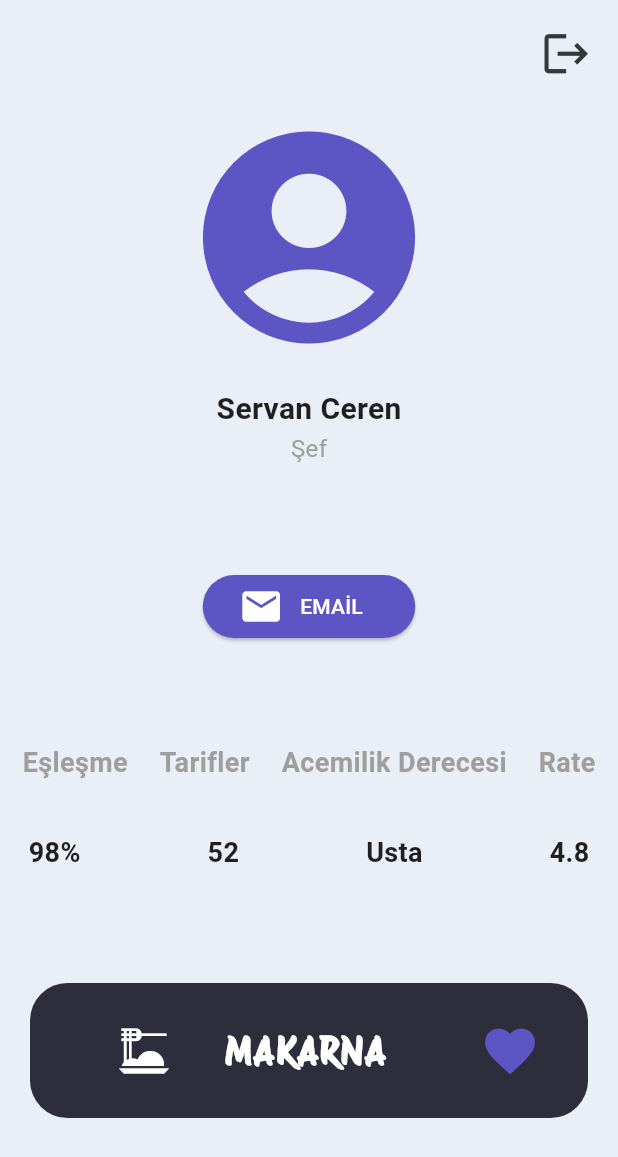
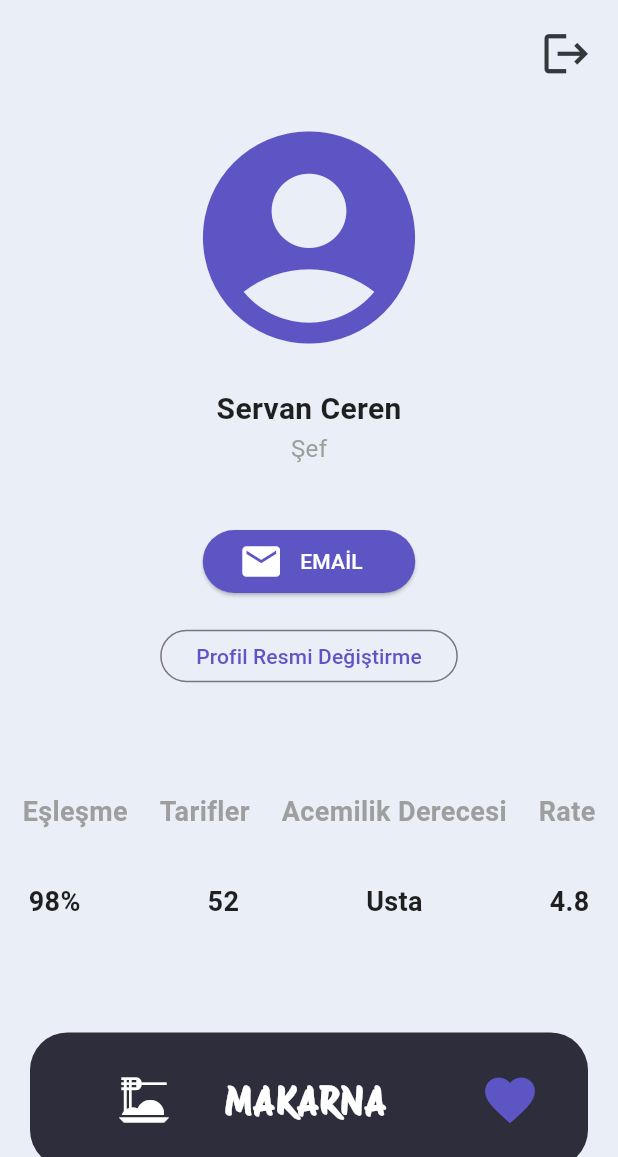
Before and after one commit to servan2161/yersen-, a Flutter app: the profile screen opened by its route, on a phone screen of 412 x 824 dp, the part 79-1236 px from its top. Run offline on Flutter 3.47's test engine with Material 3 defaults, Android fonts, the light colour scheme and no system bars; our stand-ins replace carousel_slider, dio, flutter_secure_storage, gap, go_router, image_picker and 2 more; accounts and stored records are empty.

Commit message:
profile sayfası güncellemesi

```diff
--- a/yersen/lib/screens/core/loader.dart
+++ b/yersen/lib/screens/core/loader.dart
@@ -17,7 +17,7 @@ class _loaderState extends State<loader> {
   loadapp() async {
     final storage = Storage();
 
-    // await storage.clearstorage(); // hafıza temizleme
+    await storage.clearstorage(); // hafıza temizleme
     final firstlauched = await storage.isfirstlaunch();
 
     if (firstlauched) {
--- a/yersen/lib/screens/core/routes.dart
+++ b/yersen/lib/screens/core/routes.dart
@@ -41,11 +41,7 @@ final routes = GoRouter(
     ),
     GoRoute(
       path: '/profile',
-      builder: (context, state) => const profile(),
-    ),
-    GoRoute(
-      path: '/profile',
-      builder: (context, state) => const profile(),
+      builder: (context, state) => profile(),
     ),
     GoRoute(
       path: '/tariflerim',
--- a/yersen/lib/screens/profile.dart
+++ b/yersen/lib/screens/profile.dart
@@ -1,12 +1,40 @@
 // ignore_for_file: prefer_const_constructors, prefer_const_literals_to_create_immutables, sort_child_properties_last
 
+import 'dart:io';
+
 import 'package:flutter/material.dart';
+import 'package:gap/gap.dart';
 import 'package:go_router/go_router.dart';
+import 'package:image_picker/image_picker.dart';
+import 'package:yersen/screens/singup.dart';
 import 'package:yersen/screens/widget/myappbar.dart';
 import 'package:url_launcher/url_launcher.dart';
 
 class profile extends StatelessWidget {
-  const profile({super.key});
+  profile({super.key});
+
+  File? dosya;
+  profilefotouptade() async {
+    try {
+      ImagePicker picker = ImagePicker();
+      XFile? secilendosya = await picker.pickImage(source: ImageSource.gallery);
+      if (secilendosya == null) {
+        setState() {
+          dosya = null;
+        }
+
+        return;
+      }
+
+      setState() {
+        dosya = File(secilendosya.path);
+      }
+    } on Exception catch (e) {
+      print("hata oluştu");
+      print(e);
+    }
+  }
+
   final String targetPageURL = "https://www.google.com/intl/tr/gmail/about/";
   // urlyi tanımlayıp aşağıda da fonksiyonu tanımladığımız yer
   void email() async {
@@ -81,7 +109,7 @@ class profile extends StatelessWidget {
             ],
           ),
           SizedBox(
-            height: 70,
+            height: 40,
           ),
           Column(
             children: [
@@ -117,6 +145,15 @@ class profile extends StatelessWidget {
                       ),
                     ],
                   ),
+                  Gap(15),
+                  OutlinedButton(
+                    style: OutlinedButton.styleFrom(minimumSize: Size(35, 35)),
+                    onPressed: profilefotouptade,
+                    child: Text(
+                      ("Profil Resmi Değiştirme"),
+                      style: TextStyle(color: Color.fromARGB(255, 94, 85, 196)),
+                    ),
+                  )
                 ],
               ),
             ],
--- a/yersen/lib/screens/singup.dart
+++ b/yersen/lib/screens/singup.dart
@@ -56,7 +56,7 @@ class singnup extends StatelessWidget {
   ElevatedButton buton(BuildContext context) {
     return ElevatedButton(
       onPressed: () {
-        context.push('/profile');
+        context.push('/home');
       },
       child: Container(
         width: 150,
--- a/yersen/pubspec.yaml
+++ b/yersen/pubspec.yaml
@@ -47,6 +47,9 @@ dependencies:
   gap: ^3.0.1
   go_router: ^13.2.0
   preload_page_view: ^0.2.0
+  image_picker: ^1.0.8
+  image: ^4.2.0
+  path_provider: ^2.1.3
 
 
 
```
Also changed, not shown: yersen/pubspec.lock, 5 other files.
